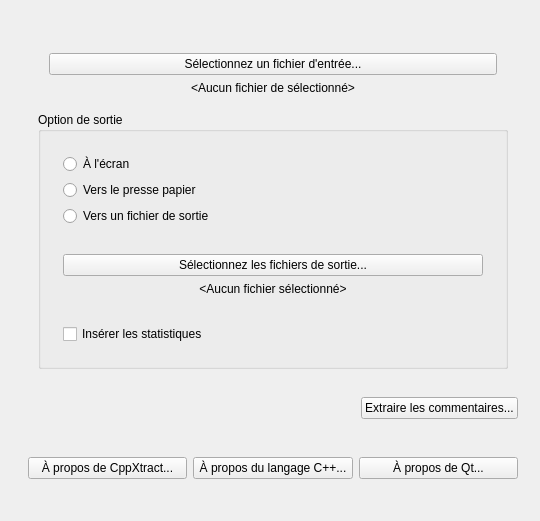
Above: CppXtractLib/CppXtract/cppxtract.ui from skyrimax/CppXtractLib before the change. Below: the same form after it.
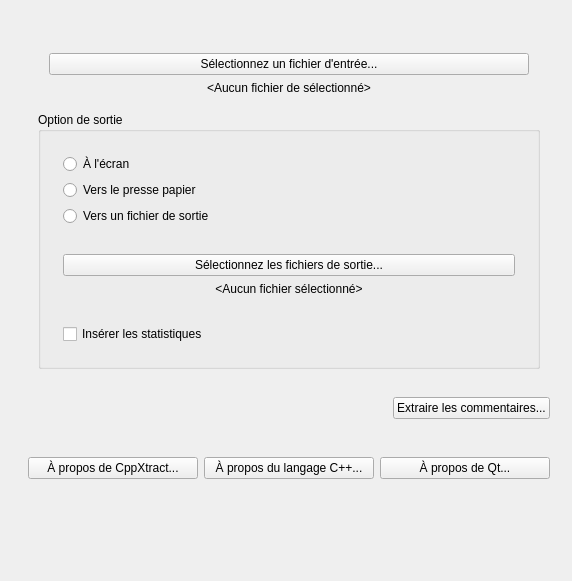
That is the form after the change. Icons and pictures are not drawn.

```diff
--- a/CppXtractLib/CppXtract/cppxtract.ui
+++ b/CppXtractLib/CppXtract/cppxtract.ui
@@ -6,8 +6,8 @@
    <rect>
     <x>0</x>
     <y>0</y>
-    <width>540</width>
-    <height>521</height>
+    <width>572</width>
+    <height>581</height>
    </rect>
   </property>
   <property name="cursor">
```
Left out of the diff: 38 changed lines with no effect on the pictures.
